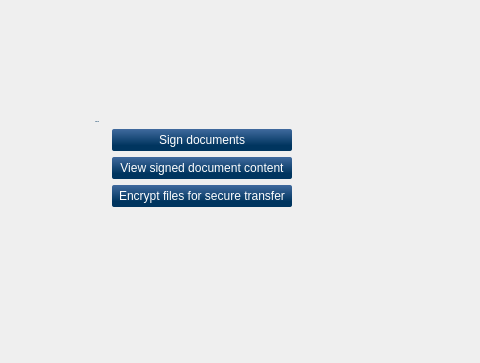
First picture: the form in client/ui/MainWindow.ui, repository open-eid/qdigidoc, before the edit; both pictures show x 0 to 480 and y 189 to 552 of the 650 by 552 pixel window.
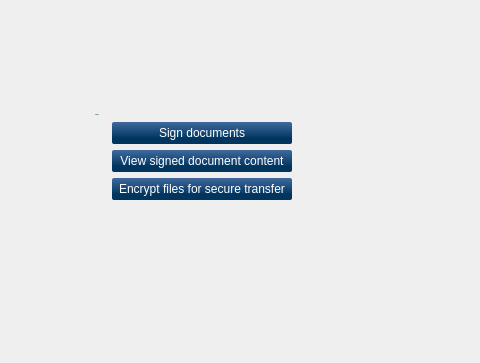
Second picture: the form after the edit. Icons and pictures are not drawn. Custom widgets are drawn as their Qt base class.

```diff
--- a/client/ui/MainWindow.ui
+++ b/client/ui/MainWindow.ui
@@ -433,6 +433,12 @@
       </item>
       <item>
        <widget class="QStackedWidget" name="stack">
+        <property name="sizePolicy">
+         <sizepolicy hsizetype="Preferred" vsizetype="Preferred">
+          <horstretch>0</horstretch>
+          <verstretch>1</verstretch>
+         </sizepolicy>
+        </property>
         <property name="currentIndex">
          <number>0</number>
         </property>
```
